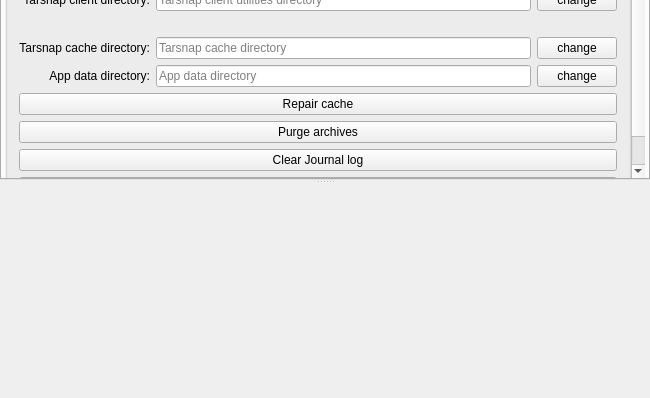
Above: forms/mainwindow.ui from Tarsnap/tarsnap-gui before the change; both pictures show x 0 to 650 and y 212 to 610 of the 650 by 610 pixel window. Below: the same form after it.
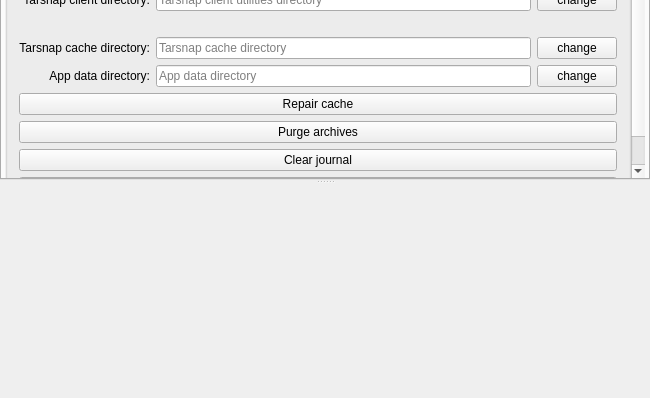
That is the form after the change. The open tabs and pages were chosen to show the change. Icons and pictures are not drawn. Custom widgets are drawn as their Qt base class.

Commit message: Text adjustments.

Patch:
```diff
--- a/forms/mainwindow.ui
+++ b/forms/mainwindow.ui
@@ -1595,7 +1595,7 @@
                      <string>Clear Journal log of all entries</string>
                     </property>
                     <property name="text">
-                     <string>Clear Journal log</string>
+                     <string>Clear journal</string>
                     </property>
                    </widget>
                   </item>
```
Left out of the diff: 2 changed lines with no effect on the pictures.
